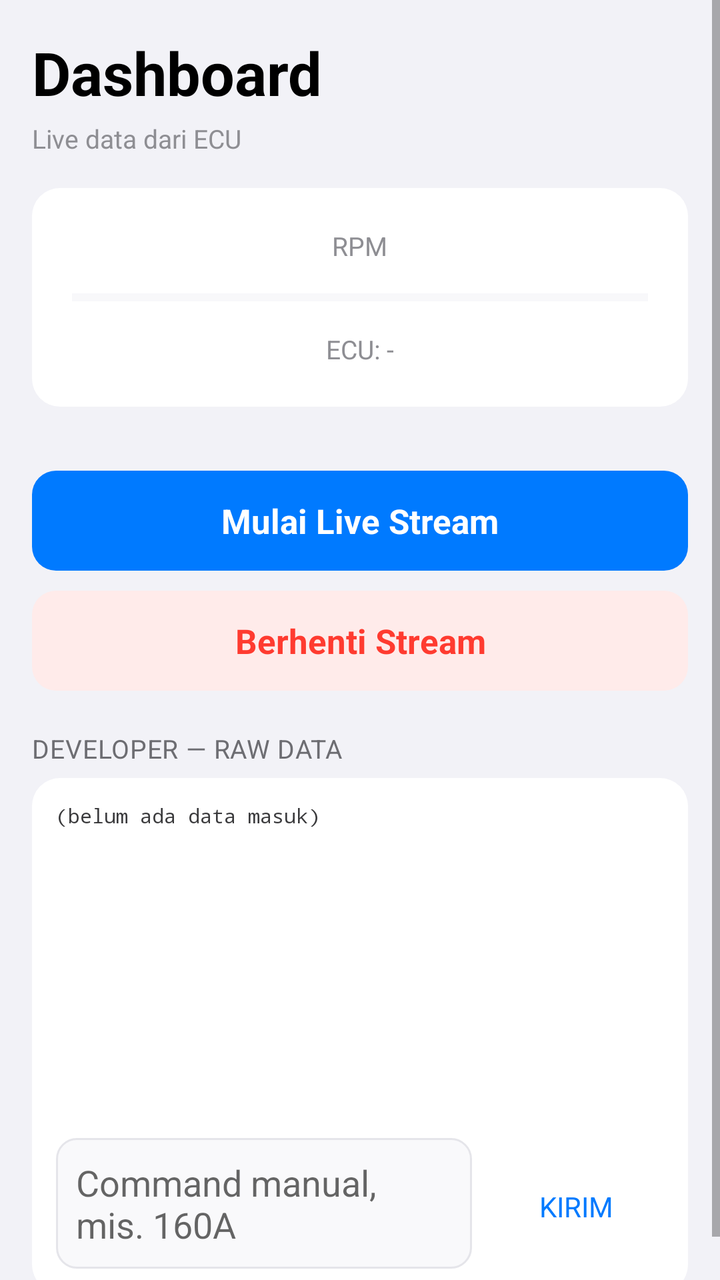
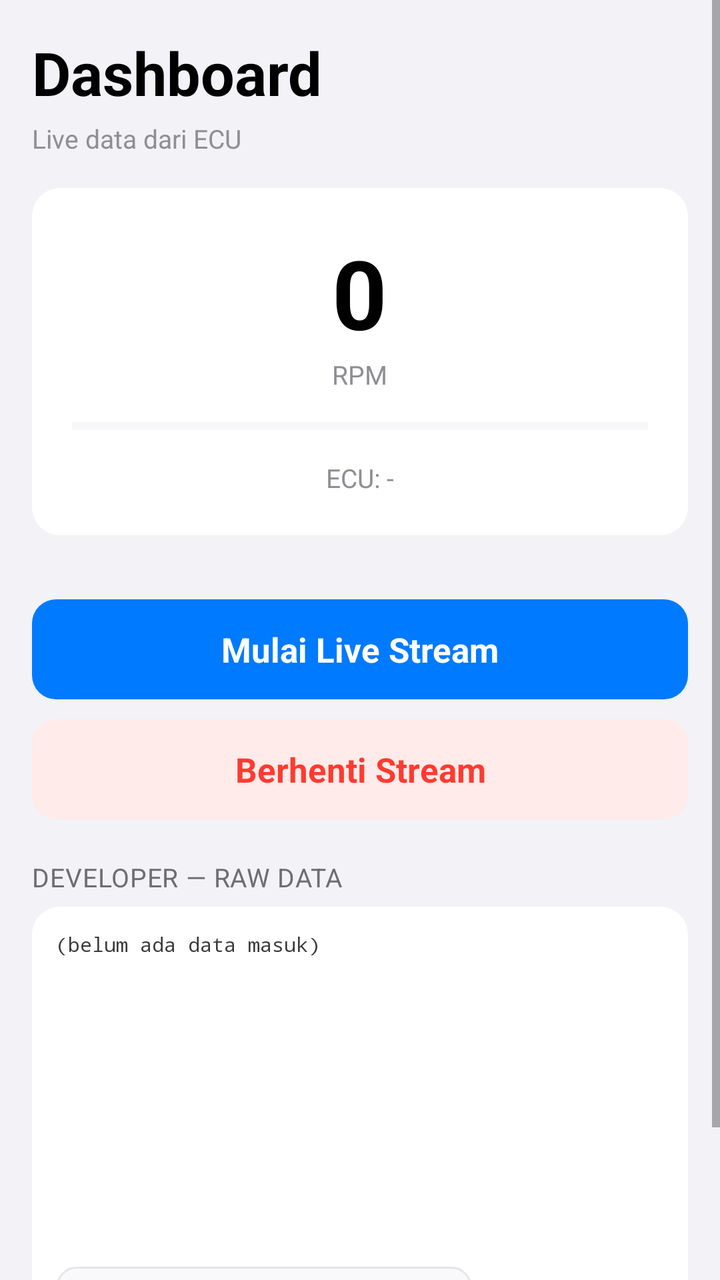

Two renders of the same Android screen: before a commit and after it. Below are the layout's source before the change and the commit's diff.
<!-- AndroidManifest.xml: application theme Theme.SimpleJukenTuner -->
<!-- res/layout/fragment_dashboard.xml -->
<?xml version="1.0" encoding="utf-8"?>
<ScrollView xmlns:android="http://schemas.android.com/apk/res/android"
    android:layout_width="match_parent"
    android:layout_height="match_parent"
    android:background="@color/ios_background">

<LinearLayout
    android:orientation="vertical"
    android:layout_width="match_parent"
    android:layout_height="wrap_content"
    android:padding="16dp">

    <TextView style="@style/IosLargeTitle" android:text="Dashboard" android:paddingBottom="4dp" />
    <TextView style="@style/IosCaption" android:text="Live data dari ECU" android:paddingBottom="16dp" />

    
    <LinearLayout
        android:layout_width="match_parent"
        android:layout_height="wrap_content"
        android:orientation="vertical"
        android:gravity="center"
        android:background="@drawable/bg_ios_card"
        android:padding="20dp"
        android:layout_marginBottom="16dp">

        <TextView
            android:id="@+id/rpmValue"
            android:text="0"
            android:textSize="48sp"
            android:textStyle="bold"
            android:textColor="@color/ios_label" />
        <TextView style="@style/IosCaption" android:text="RPM" android:paddingBottom="12dp" />

        <ProgressBar
            android:id="@+id/rpmGauge"
            style="?android:attr/progressBarStyleHorizontal"
            android:layout_width="match_parent"
            android:layout_height="10dp"
            android:max="12000"
            android:progress="0"
            android:progressTint="@color/ios_blue"
            android:progressBackgroundTint="@color/ios_separator" />

        <TextView
            android:id="@+id/identityText"
            style="@style/IosCaption"
            android:layout_marginTop="12dp"
            android:text="ECU: -" />
    </LinearLayout>

    
    <LinearLayout
        android:id="@+id/statGrid"
        android:layout_width="match_parent"
        android:layout_height="wrap_content"
        android:orientation="vertical"
        android:layout_marginBottom="16dp" />

    <Button
        android:id="@+id/startLiveButton"
        style="@style/IosButtonPrimary"
        android:text="Mulai Live Stream"
        android:layout_marginBottom="10dp" />

    <Button
        android:id="@+id/pollLiveButton"
        style="@style/IosButtonDestructive"
        android:text="Berhenti Stream"
        android:layout_marginBottom="20dp" />

    <TextView style="@style/IosSectionHeader" android:text="Developer — Raw Data" android:paddingBottom="6dp" />

    <LinearLayout
        android:layout_width="match_parent"
        android:layout_height="wrap_content"
        android:orientation="vertical"
        android:background="@drawable/bg_ios_card"
        android:padding="12dp">

        <ScrollView android:layout_width="match_parent" android:layout_height="160dp">
            <TextView
                android:id="@+id/rawLogText"
                android:layout_width="match_parent"
                android:layout_height="wrap_content"
                android:fontFamily="monospace"
                android:textSize="10sp"
                android:textColor="#3A3A3C"
                android:text="(belum ada data masuk)" />
        </ScrollView>

        <LinearLayout
            android:layout_width="match_parent"
            android:layout_height="wrap_content"
            android:orientation="horizontal"
            android:layout_marginTop="8dp">

            <EditText
                android:id="@+id/rawCommandInput"
                android:layout_width="0dp"
                android:layout_height="wrap_content"
                android:layout_weight="1"
                android:background="@drawable/bg_ios_inset"
                android:padding="10dp"
                android:hint="Command manual, mis. 160A" />

            <Button
                android:id="@+id/sendRawButton"
                android:layout_width="wrap_content"
                android:layout_height="wrap_content"
                android:layout_marginStart="8dp"
                android:text="Kirim"
                android:textColor="@color/ios_blue"
                android:background="@android:color/transparent" />
        </LinearLayout>
    </LinearLayout>

</LinearLayout>
</ScrollView>
<!-- resources referenced by this layout -->
<resources>
  <color name="ios_background">#F2F2F7</color>
  <color name="ios_blue">#007AFF</color>
  <color name="ios_label">#000000</color>
  <color name="ios_separator">#E5E5EA</color>
  <!-- drawable bg_ios_card (drawable) -->
  <?xml version="1.0" encoding="utf-8"?>
  <shape xmlns:android="http://schemas.android.com/apk/res/android" android:shape="rectangle">
      <solid android:color="@color/ios_card" />
      <corners android:radius="14dp" />
  </shape>
  <!-- drawable bg_ios_inset (drawable) -->
  <?xml version="1.0" encoding="utf-8"?>
  <shape xmlns:android="http://schemas.android.com/apk/res/android" android:shape="rectangle">
      <solid android:color="#F9F9FB" />
      <corners android:radius="10dp" />
      <stroke android:width="1dp" android:color="@color/ios_separator" />
  </shape>
  <style name="IosButtonPrimary">
          <item name="android:layout_width">match_parent</item>
          <item name="android:layout_height">50dp</item>
          <item name="android:background">@drawable/bg_ios_button_primary</item>
          <item name="android:textColor">#FFFFFF</item>
          <item name="android:textSize">17sp</item>
          <item name="android:textStyle">bold</item>
          <item name="android:textAllCaps">false</item>
          <item name="android:elevation">0dp</item>
          <item name="android:stateListAnimator">@null</item>
      </style>
  <style name="IosCaption">
          <item name="android:layout_width">wrap_content</item>
          <item name="android:layout_height">wrap_content</item>
          <item name="android:textSize">13sp</item>
          <item name="android:textColor">@color/ios_label_secondary</item>
      </style>
  <style name="IosLargeTitle">
          <item name="android:layout_width">wrap_content</item>
          <item name="android:layout_height">wrap_content</item>
          <item name="android:textSize">30sp</item>
          <item name="android:textStyle">bold</item>
          <item name="android:textColor">@color/ios_label</item>
      </style>
  <style name="IosSectionHeader">
          <item name="android:layout_width">wrap_content</item>
          <item name="android:layout_height">wrap_content</item>
          <item name="android:textSize">13sp</item>
          <item name="android:textAllCaps">true</item>
          <item name="android:textColor">@color/ios_grouped_header</item>
          <item name="android:letterSpacing">0.02</item>
      </style>
  <style name="Theme.SimpleJukenTuner" parent="Theme.MaterialComponents.Light.NoActionBar">
          <item name="android:windowBackground">@color/ios_background</item>
          <item name="android:statusBarColor">@color/ios_background</item>
          <item name="android:windowLightStatusBar">true</item>
          <item name="colorPrimary">@color/ios_blue</item>
          <item name="colorAccent">@color/ios_blue</item>
          <item name="android:fontFamily">sans-serif</item>
      </style>
  <color name="ios_card">#FFFFFF</color>
  <!-- drawable bg_ios_button_destructive (drawable) -->
  <?xml version="1.0" encoding="utf-8"?>
  <ripple xmlns:android="http://schemas.android.com/apk/res/android" android:color="#33000000">
      <item>
          <shape android:shape="rectangle">
              <solid android:color="#FFEBEA" />
              <corners android:radius="12dp" />
          </shape>
      </item>
  </ripple>
  <color name="ios_red">#FF3B30</color>
  <!-- drawable bg_ios_button_primary (drawable) -->
  <?xml version="1.0" encoding="utf-8"?>
  <ripple xmlns:android="http://schemas.android.com/apk/res/android" android:color="#33FFFFFF">
      <item>
          <shape android:shape="rectangle">
              <solid android:color="@color/ios_blue" />
              <corners android:radius="12dp" />
          </shape>
      </item>
  </ripple>
  <color name="ios_label_secondary">#8E8E93</color>
  <color name="ios_grouped_header">#6D6D72</color>
</resources>

<!-- the commit's change to res/layout/fragment_dashboard.xml (unified diff, before → after) -->
@@ -25,6 +25,8 @@
 
         <TextView
             android:id="@+id/rpmValue"
+            android:layout_width="wrap_content"
+            android:layout_height="wrap_content"
             android:text="0"
             android:textSize="48sp"
             android:textStyle="bold"
